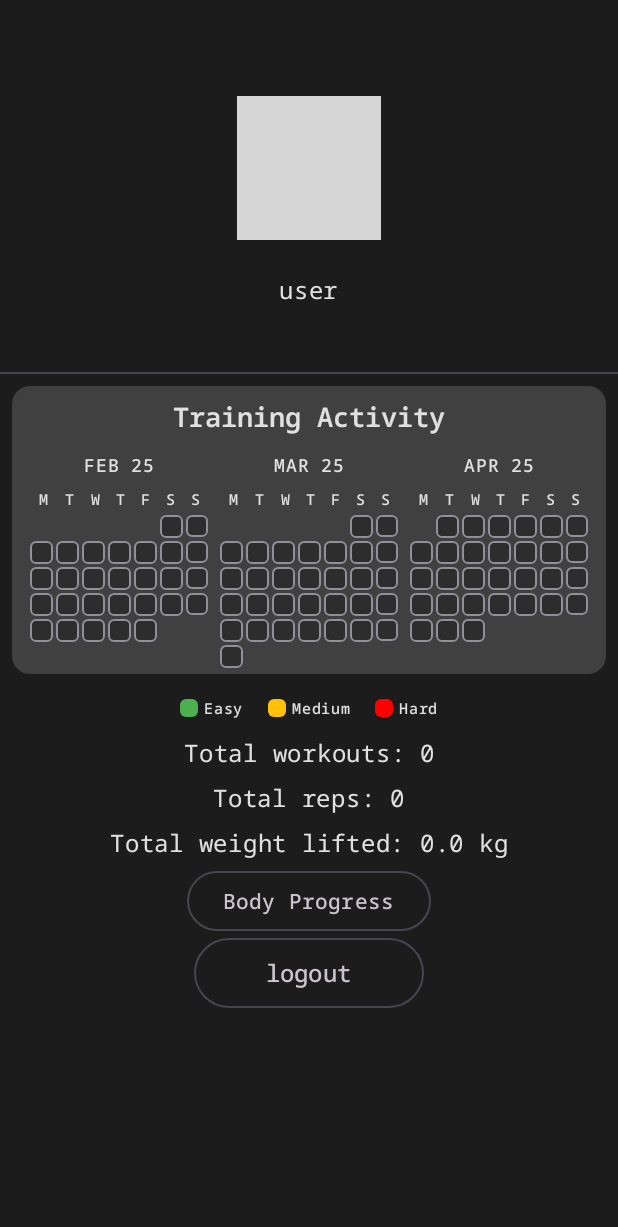
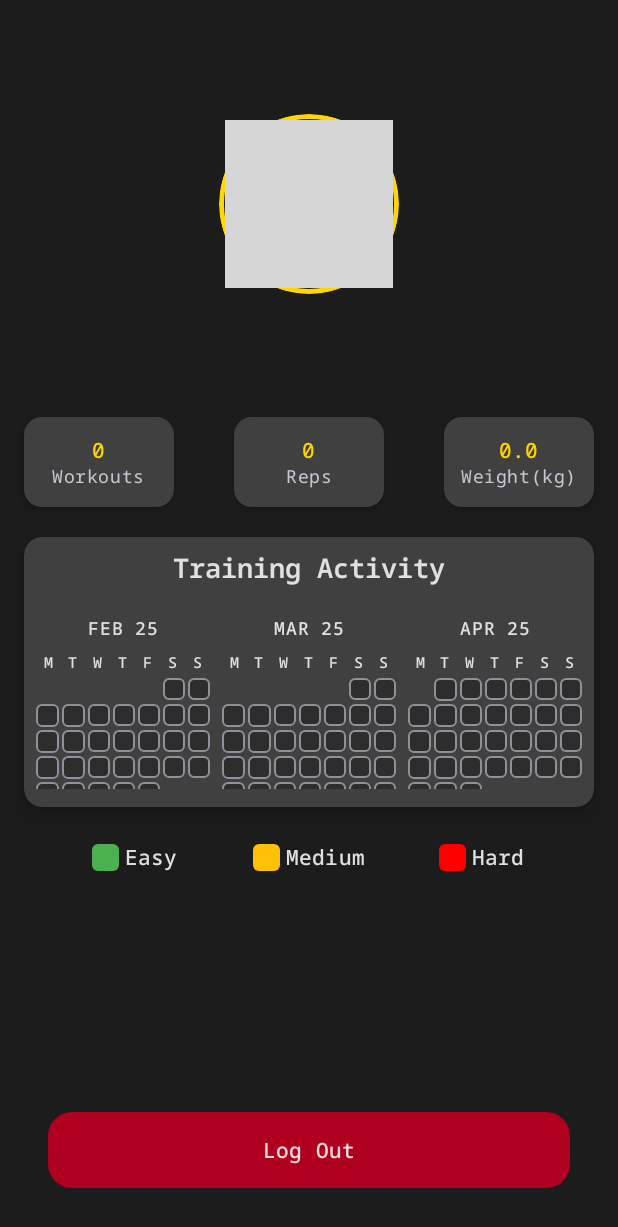
Before and after one commit to neitforever/Trainify, an Android app built with Jetpack Compose: the ProfileScreen screen opened through its navigation route, on a phone screen of 412 x 824 dp. Shown: the top 1227 px of the screen. Run offline under Robolectric (Android 15) with nearby library versions, the phone set to English and light mode, and no system bars; our stand-ins replace Firebase (no records; nobody signed in at launch, a user with empty details on screens opened directly), Room's generated code; pictures from the network do not load; grey boxes are pictures that could not be loaded.

Commit message:
improve performance of profilescreen

```diff
--- a/app/src/main/java/com/example/motivationcalendarapi/ui/profile/ProfileScreen.kt
+++ b/app/src/main/java/com/example/motivationcalendarapi/ui/profile/ProfileScreen.kt
@@ -12,12 +12,21 @@ import androidx.compose.foundation.layout.absolutePadding
 import androidx.compose.foundation.layout.aspectRatio
 import androidx.compose.foundation.layout.fillMaxSize
 import androidx.compose.foundation.layout.fillMaxWidth
+import androidx.compose.foundation.layout.height
 import androidx.compose.foundation.layout.padding
 import androidx.compose.foundation.layout.size
+import androidx.compose.foundation.layout.width
+import androidx.compose.foundation.lazy.LazyColumn
 import androidx.compose.foundation.lazy.grid.GridCells
 import androidx.compose.foundation.lazy.grid.LazyVerticalGrid
+import androidx.compose.foundation.rememberScrollState
 import androidx.compose.foundation.shape.CircleShape
+import androidx.compose.foundation.verticalScroll
+import androidx.compose.material3.ButtonDefaults
+import androidx.compose.material3.Card
+import androidx.compose.material3.CardDefaults
 import androidx.compose.material3.Divider
+import androidx.compose.material3.FilledTonalButton
 import androidx.compose.material3.MaterialTheme
 import androidx.compose.material3.OutlinedButton
 import androidx.compose.material3.Text
@@ -30,6 +39,7 @@ import androidx.compose.runtime.rememberCoroutineScope
 import androidx.compose.ui.Alignment
 import androidx.compose.ui.Modifier
 import androidx.compose.ui.draw.clip
+import androidx.compose.ui.draw.shadow
 import androidx.compose.ui.layout.ContentScale
 import androidx.compose.ui.platform.LocalContext
 import androidx.compose.ui.text.style.TextAlign
@@ -42,6 +52,10 @@ import com.example.motivationcalendarapi.model.DifficultyLevel
 import com.example.motivationcalendarapi.model.Workout
 import com.example.motivationcalendarapi.ui.profile.profile_calendar.ProfileCalendarView
 import com.example.motivationcalendarapi.ui.profile.profile_calendar.fragments.LegendItem
+import com.example.motivationcalendarapi.ui.profile.profile_calendar.fragments.LegendRow
+import com.example.motivationcalendarapi.ui.profile.profile_calendar.fragments.LogoutButton
+import com.example.motivationcalendarapi.ui.profile.profile_calendar.fragments.ProfileHeader
+import com.example.motivationcalendarapi.ui.profile.profile_calendar.fragments.StatsRow
 import com.example.motivationcalendarapi.ui.theme.EASY_COLOR
 import com.example.motivationcalendarapi.ui.theme.HARD_COLOR
 import com.example.motivationcalendarapi.ui.theme.NORMAL_COLOR
@@ -49,6 +63,7 @@ import com.example.motivationcalendarapi.viewmodel.AuthViewModel
 import com.example.motivationcalendarapi.viewmodel.WorkoutViewModel
 import com.google.firebase.Firebase
 import com.google.firebase.firestore.firestore
+import kotlinx.coroutines.CoroutineScope
 import kotlinx.coroutines.launch
 import java.time.Instant
 import java.time.LocalDate
@@ -63,103 +78,58 @@ fun ProfileScreen(
 ) {
     val userState = authViewModel.userState.collectAsState()
     val coroutineScope = rememberCoroutineScope()
-
-    val fs = Firebase.firestore
     val allWorkouts by workoutViewModel.allWorkouts.collectAsState()
-    val totalWorkouts by workoutViewModel.allWorkouts.collectAsState()
     val totalReps by workoutViewModel.totalReps.collectAsState()
     val totalWeight by workoutViewModel.totalWeight.collectAsState()
-
 
     LaunchedEffect(Unit) {
         authViewModel.checkAuthState()
         workoutViewModel.loadWorkouts()
     }
-    Column(
-        modifier = Modifier.fillMaxSize().padding(top = 64.dp), horizontalAlignment = Alignment.CenterHorizontally
+
+    Box(modifier = Modifier.fillMaxSize()) {
+        LazyColumn(
+            modifier = Modifier
+                .fillMaxSize()
+                .padding(horizontal = 12.dp, vertical = 64.dp)
+                .padding(bottom = 80.dp),
+            horizontalAlignment = Alignment.CenterHorizontally
         ) {
+            item {
+                ProfileHeader(authViewModel, modifier = Modifier.padding(vertical = 12.dp, horizontal = 8.dp))
+                StatsRow(allWorkouts, totalReps, totalWeight, modifier = Modifier
+                    .padding(vertical = 8.dp)
+                    .padding(horizontal = 4.dp))
+            }
 
-        Image(
-            painter = rememberAsyncImagePainter(
-                model = ImageRequest.Builder(LocalContext.current)
-                    .data(authViewModel.getCurrentUser()?.photoUrl)
-                    .crossfade(true)
-                    .build()
-            ),
-            contentDescription = null,
-            modifier = Modifier
-                .size(96.dp)
-                .clip(CircleShape)
-                .background(MaterialTheme.colorScheme.tertiary, CircleShape),
-            contentScale = ContentScale.Crop
-        )
-
-        Text(authViewModel.getCurrentUser()?.displayName.toString())
-        Text(authViewModel.getCurrentUser()?.uid.toString())
-        Text(authViewModel.getCurrentUser()?.email.toString())
-        Text(authViewModel.getCurrentUser()?.phoneNumber.toString())
-        Divider()
-
+            item {
                 ProfileCalendarView(
                     workouts = allWorkouts,
                     workoutViewModel = workoutViewModel,
                     modifier = Modifier
                         .fillMaxWidth()
-                .padding(8.dp)
+                        .padding(vertical = 12.dp)
+                        .padding(horizontal = 4.dp)
+                        .height(180.dp)
+                        .shadow(
+                            elevation = 8.dp,
+                            shape = MaterialTheme.shapes.medium,
+                            clip = true
                         )
-
-        Row(
-            modifier = Modifier
-                .fillMaxWidth()
-                .padding(8.dp),
-            verticalAlignment = Alignment.CenterVertically,
-            horizontalArrangement = Arrangement.Center
-        ) {
-            LegendItem(DifficultyLevel.EASY, "Easy")
-            LegendItem(DifficultyLevel.NORMAL, "Medium")
-            LegendItem(DifficultyLevel.HARD, "Hard")
+                )
+                LegendRow(modifier = Modifier.padding(top = 12.dp).padding(horizontal = 8.dp))
+            }
         }
 
-        Text(
-            text = "Total workouts: ${totalWorkouts.size}",
-            style = MaterialTheme.typography.bodyLarge,
-            modifier = Modifier.padding(4.dp)
+        LogoutButton(
+            coroutineScope = coroutineScope,
+            authViewModel = authViewModel,
+            navController = navController,
+            modifier = Modifier
+                .align(Alignment.BottomCenter)
+                .padding(bottom = 32.dp)
+                .fillMaxWidth()
+                .padding(horizontal = 32.dp)
         )
-
-        Text(
-            text = "Total reps: ${totalReps}",
-            style = MaterialTheme.typography.bodyLarge,
-            modifier = Modifier.padding(4.dp)
-        )
-
-        Text(
-            text = "Total weight lifted: ${"%.1f".format(totalWeight)} kg",
-            style = MaterialTheme.typography.bodyLarge,
-            modifier = Modifier.padding(4.dp)
-        )
-
-        OutlinedButton(onClick = { navController.navigate(Screen.BodyProgress.route) }) {
-            Text("Body Progress")
-        }
-
-
-        OutlinedButton(onClick = {
-            coroutineScope.launch {
-                authViewModel.signOut()
-                navController.navigate(Screen.Auth.route)
-            }
-        }) {
-            Text(
-                text = "logout",
-                fontSize = 16.sp,
-                modifier = Modifier.padding(
-                    horizontal = 24.dp, vertical = 4.dp
-                )
-            )
-
-        }
-
-        Spacer(modifier = Modifier.absolutePadding(bottom = 200.dp))
-
     }
 }
--- a/app/src/main/java/com/example/motivationcalendarapi/ui/profile/profile_calendar/ProfileCalendarView.kt
+++ b/app/src/main/java/com/example/motivationcalendarapi/ui/profile/profile_calendar/ProfileCalendarView.kt
@@ -24,7 +24,7 @@ import java.time.ZoneId
 fun ProfileCalendarView(
     workouts: List<Workout>,
     workoutViewModel: WorkoutViewModel,
-    modifier: Modifier = Modifier
+    modifier: Modifier
 ) {
     val currentDate = LocalDate.now()
     val months = listOf(
@@ -48,7 +48,7 @@ fun ProfileCalendarView(
         Row(
             modifier = Modifier
                 .fillMaxWidth()
-                .padding(8.dp),
+                .padding(vertical = 8.dp, horizontal = 4.dp),
             horizontalArrangement = Arrangement.Center
         ) {
             Text(
@@ -60,7 +60,7 @@ fun ProfileCalendarView(
         Row(
             modifier = Modifier
                 .fillMaxWidth()
-                .padding(horizontal = 8.dp),
+                .padding(vertical = 8.dp, horizontal = 4.dp),
             horizontalArrangement = Arrangement.SpaceBetween
         ) {
             months.forEach { monthStart ->
--- a/app/src/main/java/com/example/motivationcalendarapi/ui/profile/profile_calendar/fragments/LegendItem.kt
+++ b/app/src/main/java/com/example/motivationcalendarapi/ui/profile/profile_calendar/fragments/LegendItem.kt
@@ -25,7 +25,7 @@ fun LegendItem(level: DifficultyLevel, text: String) {
     ) {
         Box(
             modifier = Modifier
-                .size(12.dp)
+                .size(18.dp)
                 .background(
                     color = when (level) {
                         DifficultyLevel.EASY -> EASY_COLOR
@@ -37,7 +37,7 @@ fun LegendItem(level: DifficultyLevel, text: String) {
         )
         Text(
             text = text,
-            style = MaterialTheme.typography.labelSmall,
+            style = MaterialTheme.typography.labelLarge,
             modifier = Modifier.padding(start = 4.dp)
         )
     }
--- /dev/null
+++ b/app/src/main/java/com/example/motivationcalendarapi/ui/profile/profile_calendar/fragments/LegendRow.kt
@@ -0,0 +1,25 @@
+package com.example.motivationcalendarapi.ui.profile.profile_calendar.fragments
+
+import androidx.compose.foundation.layout.Arrangement
+import androidx.compose.foundation.layout.Row
+import androidx.compose.foundation.layout.Spacer
+import androidx.compose.foundation.layout.fillMaxWidth
+import androidx.compose.foundation.layout.height
+import androidx.compose.runtime.Composable
+import androidx.compose.ui.Modifier
+import androidx.compose.ui.unit.dp
+import com.example.motivationcalendarapi.model.DifficultyLevel
+
+@Composable
+fun LegendRow(modifier: Modifier) {
+    Row(
+        modifier = modifier
+            .fillMaxWidth(),
+        horizontalArrangement = Arrangement.SpaceEvenly
+    ) {
+        LegendItem(DifficultyLevel.EASY, "Easy")
+        LegendItem(DifficultyLevel.NORMAL, "Medium")
+        LegendItem(DifficultyLevel.HARD, "Hard")
+    }
+    Spacer(modifier = Modifier.height(24.dp))
+}
--- /dev/null
+++ b/app/src/main/java/com/example/motivationcalendarapi/ui/profile/profile_calendar/fragments/LogoutButton.kt
@@ -0,0 +1,43 @@
+package com.example.motivationcalendarapi.ui.profile.profile_calendar.fragments
+
+import androidx.compose.foundation.layout.padding
+import androidx.compose.material3.ButtonDefaults
+import androidx.compose.material3.FilledTonalButton
+import androidx.compose.material3.MaterialTheme
+import androidx.compose.material3.Text
+import androidx.compose.runtime.Composable
+import androidx.compose.ui.Modifier
+import androidx.compose.ui.unit.dp
+import androidx.navigation.NavController
+import com.example.motivationcalendarapi.viewmodel.AuthViewModel
+import kotlinx.coroutines.CoroutineScope
+import kotlinx.coroutines.launch
+
+@Composable
+fun LogoutButton(
+    coroutineScope: CoroutineScope,
+    authViewModel: AuthViewModel,
+    navController: NavController,
+    modifier: Modifier = Modifier
+) {
+    FilledTonalButton(
+        onClick = {
+            coroutineScope.launch {
+                authViewModel.signOut()
+                navController.navigate(Screen.Auth.route)
+            }
+        },
+        modifier = modifier,
+        shape = MaterialTheme.shapes.large,
+        colors = ButtonDefaults.filledTonalButtonColors(
+            containerColor = MaterialTheme.colorScheme.errorContainer,
+            contentColor = MaterialTheme.colorScheme.onErrorContainer
+        )
+    ) {
+        Text(
+            text = "Log Out",
+            style = MaterialTheme.typography.labelLarge,
+            modifier = Modifier.padding(vertical = 8.dp)
+        )
+    }
+}
--- /dev/null
+++ b/app/src/main/java/com/example/motivationcalendarapi/ui/profile/profile_calendar/fragments/ProfileHeader.kt
@@ -0,0 +1,57 @@
+package com.example.motivationcalendarapi.ui.profile.profile_calendar.fragments
+
+import androidx.compose.foundation.Image
+import androidx.compose.foundation.border
+import androidx.compose.foundation.layout.Column
+import androidx.compose.foundation.layout.Spacer
+import androidx.compose.foundation.layout.height
+import androidx.compose.foundation.layout.padding
+import androidx.compose.foundation.layout.size
+import androidx.compose.foundation.shape.CircleShape
+import androidx.compose.material3.MaterialTheme
+import androidx.compose.material3.Text
+import androidx.compose.runtime.Composable
+import androidx.compose.ui.Alignment
+import androidx.compose.ui.Modifier
+import androidx.compose.ui.draw.clip
+import androidx.compose.ui.layout.ContentScale
+import androidx.compose.ui.platform.LocalContext
+import androidx.compose.ui.unit.dp
+import coil.compose.rememberAsyncImagePainter
+import coil.request.ImageRequest
+import com.example.motivationcalendarapi.viewmodel.AuthViewModel
+
+@Composable
+fun ProfileHeader(authViewModel: AuthViewModel, modifier: Modifier) {
+    Column(horizontalAlignment = Alignment.CenterHorizontally, modifier = modifier) {
+        Image(
+            painter = rememberAsyncImagePainter(
+                model = ImageRequest.Builder(LocalContext.current)
+                    .data(authViewModel.getCurrentUser()?.photoUrl)
+                    .crossfade(true)
+                    .build()
+            ),
+            contentDescription = null,
+            modifier = Modifier
+                .size(120.dp)
+                .clip(CircleShape)
+                .border(3.dp, MaterialTheme.colorScheme.primary, CircleShape)
+                .padding(4.dp),
+            contentScale = ContentScale.Crop
+        )
+
+        Spacer(modifier = Modifier.height(16.dp))
+
+        Text(
+            text = authViewModel.getCurrentUser()?.displayName ?: "",
+            style = MaterialTheme.typography.headlineMedium,
+            color = MaterialTheme.colorScheme.onBackground
+        )
+
+        Text(
+            text = authViewModel.getCurrentUser()?.email ?: "",
+            style = MaterialTheme.typography.bodyMedium,
+            color = MaterialTheme.colorScheme.onSurfaceVariant
+        )
+    }
+}
--- /dev/null
+++ b/app/src/main/java/com/example/motivationcalendarapi/ui/profile/profile_calendar/fragments/Stats.kt
@@ -0,0 +1,67 @@
+package com.example.motivationcalendarapi.ui.profile.profile_calendar.fragments
+
+import androidx.compose.foundation.layout.Arrangement
+import androidx.compose.foundation.layout.Column
+import androidx.compose.foundation.layout.Row
+import androidx.compose.foundation.layout.fillMaxWidth
+import androidx.compose.foundation.layout.height
+import androidx.compose.foundation.layout.padding
+import androidx.compose.foundation.layout.width
+import androidx.compose.material3.Card
+import androidx.compose.material3.CardDefaults
+import androidx.compose.material3.MaterialTheme
+import androidx.compose.material3.Text
+import androidx.compose.runtime.Composable
+import androidx.compose.ui.Alignment
+import androidx.compose.ui.Modifier
+import androidx.compose.ui.unit.dp
+import com.example.motivationcalendarapi.model.Workout
+
+@Composable
+fun StatsRow(
+    allWorkouts: List<Workout>,
+    totalReps: Int,
+    totalWeight: Float,
+    modifier: Modifier,
+) {
+    Row(
+        modifier = modifier
+            .fillMaxWidth(),
+        horizontalArrangement = Arrangement.SpaceBetween
+    ) {
+        StatCard("Workouts", allWorkouts.size.toString())
+        StatCard("Reps", totalReps.toString())
+        StatCard("Weight(kg)", totalWeight.toString())
+    }
+}
+
+@Composable
+private fun StatCard(title: String, value: String) {
+    Card(
+        shape = MaterialTheme.shapes.medium,
+        colors = CardDefaults.cardColors(
+            containerColor = MaterialTheme.colorScheme.surfaceVariant
+        ),
+        elevation = CardDefaults.cardElevation(defaultElevation = 4.dp)
+    ) {
+        Column(
+            modifier = Modifier
+                .width(100.dp)
+                .height(60.dp)
+                .padding(4.dp),
+            horizontalAlignment = Alignment.CenterHorizontally,
+            verticalArrangement = Arrangement.Center
+        ) {
+            Text(
+                text = value,
+                style = MaterialTheme.typography.titleMedium,
+                color = MaterialTheme.colorScheme.primary
+            )
+            Text(
+                text = title,
+                style = MaterialTheme.typography.bodySmall,
+                color = MaterialTheme.colorScheme.onSurfaceVariant
+            )
+        }
+    }
+}
```
Lines whose indentation alone changed are shown as unchanged.
